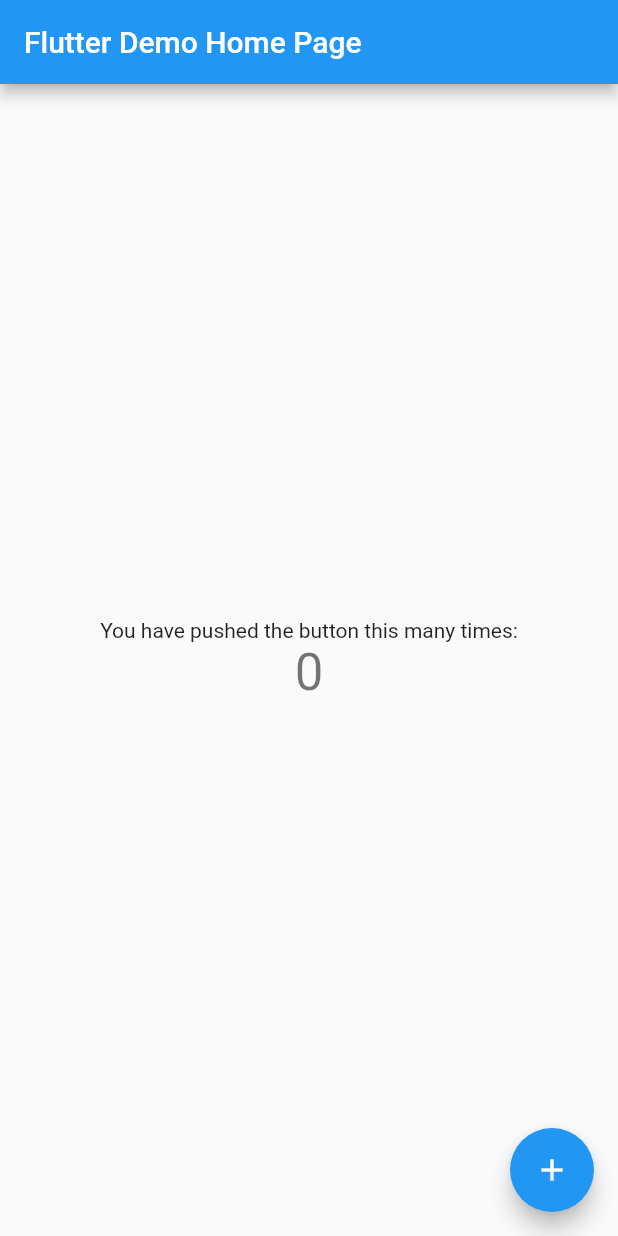
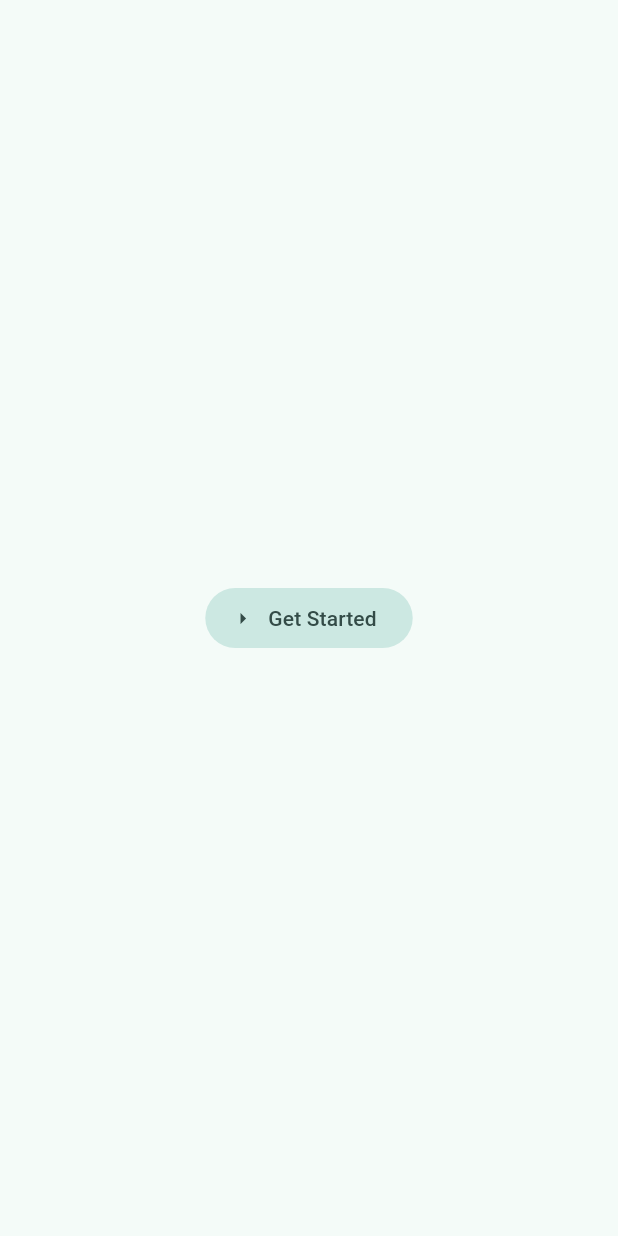
Before and after one commit to annqfelix/flutter-bulletproof-basic, a Flutter app: the screen it shows after launch, on a phone screen of 412 x 824 dp. Run offline on Flutter 3.47's test engine with Material 2 defaults, Android fonts, the phone set to English and light mode, and no system bars; our stand-ins replace go_router.

Commit message:
feat: setup go_router

```diff
--- /dev/null
+++ b/lib/app.dart
@@ -0,0 +1,26 @@
+import 'package:flutter/material.dart';
+
+import 'router.dart';
+
+class RootApplication extends StatefulWidget {
+  const RootApplication({super.key});
+
+  @override
+  State<RootApplication> createState() => _RootApplicationState();
+}
+
+class _RootApplicationState extends State<RootApplication> {
+  @override
+  Widget build(BuildContext context) {
+    return MaterialApp.router(
+      routerConfig: rootRouter,
+      debugShowCheckedModeBanner: false,
+      theme: ThemeData(
+        colorScheme: ColorScheme.fromSeed(
+          seedColor: Colors.teal,
+        ),
+        useMaterial3: true,
+      ),
+    );
+  }
+}
--- /dev/null
+++ b/lib/features/auth/index.dart
@@ -0,0 +1,2 @@
+export 'pages/index.dart';
+export 'routes.dart';
--- /dev/null
+++ b/lib/features/auth/pages/index.dart
@@ -0,0 +1 @@
+export 'login_page.dart';
--- /dev/null
+++ b/lib/features/auth/pages/login_page.dart
@@ -0,0 +1,26 @@
+import 'package:flutter/material.dart';
+import 'package:go_router/go_router.dart';
+
+import '../../todo/index.dart';
+
+class LoginPage extends StatelessWidget {
+  static const routeName = 'auth/login';
+  static const routePath = 'login';
+
+  const LoginPage({super.key});
+
+  @override
+  Widget build(BuildContext context) {
+    return Scaffold(
+      body: Center(
+        child: FilledButton.tonalIcon(
+          onPressed: () {
+            context.goNamed(TodoListingPage.routeName);
+          },
+          icon: const Icon(Icons.arrow_right),
+          label: const Text('Get Started'),
+        ),
+      ),
+    );
+  }
+}
--- /dev/null
+++ b/lib/features/todo/index.dart
@@ -0,0 +1,2 @@
+export 'pages/index.dart';
+export 'routes.dart';
--- /dev/null
+++ b/lib/features/todo/pages/index.dart
@@ -0,0 +1 @@
+export 'todo_listing_page.dart';
--- a/lib/main.dart
+++ b/lib/main.dart
@@ -1,115 +1,7 @@
 import 'package:flutter/material.dart';
 
+import 'app.dart';
+
 void main() {
-  runApp(const MyApp());
+  runApp(const RootApplication());
 }
-
-class MyApp extends StatelessWidget {
-  const MyApp({super.key});
-
-  // This widget is the root of your application.
-  @override
-  Widget build(BuildContext context) {
-    return MaterialApp(
-      title: 'Flutter Demo',
-      theme: ThemeData(
-        // This is the theme of your application.
-        //
-        // Try running your application with "flutter run". You'll see the
-        // application has a blue toolbar. Then, without quitting the app, try
-        // changing the primarySwatch below to Colors.green and then invoke
-        // "hot reload" (press "r" in the console where you ran "flutter run",
-        // or simply save your changes to "hot reload" in a Flutter IDE).
-        // Notice that the counter didn't reset back to zero; the application
-        // is not restarted.
-        primarySwatch: Colors.blue,
-      ),
-      home: const MyHomePage(title: 'Flutter Demo Home Page'),
-    );
-  }
-}
-
-class MyHomePage extends StatefulWidget {
-  const MyHomePage({super.key, required this.title});
-
-  // This widget is the home page of your application. It is stateful, meaning
-  // that it has a State object (defined below) that contains fields that affect
-  // how it looks.
-
-  // This class is the configuration for the state. It holds the values (in this
-  // case the title) provided by the parent (in this case the App widget) and
-  // used by the build method of the State. Fields in a Widget subclass are
-  // always marked "final".
-
-  final String title;
-
-  @override
-  State<MyHomePage> createState() => _MyHomePageState();
-}
-
-class _MyHomePageState extends State<MyHomePage> {
-  int _counter = 0;
-
-  void _incrementCounter() {
-    setState(() {
-      // This call to setState tells the Flutter framework that something has
-      // changed in this State, which causes it to rerun the build method below
-      // so that the display can reflect the updated values. If we changed
-      // _counter without calling setState(), then the build method would not be
-      // called again, and so nothing would appear to happen.
-      _counter++;
-    });
-  }
-
-  @override
-  Widget build(BuildContext context) {
-    // This method is rerun every time setState is called, for instance as done
-    // by the _incrementCounter method above.
-    //
-    // The Flutter framework has been optimized to make rerunning build methods
-    // fast, so that you can just rebuild anything that needs updating rather
-    // than having to individually change instances of widgets.
-    return Scaffold(
-      appBar: AppBar(
-        // Here we take the value from the MyHomePage object that was created by
-        // the App.build method, and use it to set our appbar title.
-        title: Text(widget.title),
-      ),
-      body: Center(
-        // Center is a layout widget. It takes a single child and positions it
-        // in the middle of the parent.
-        child: Column(
-          // Column is also a layout widget. It takes a list of children and
-          // arranges them vertically. By default, it sizes itself to fit its
-          // children horizontally, and tries to be as tall as its parent.
-          //
-          // Invoke "debug painting" (press "p" in the console, choose the
-          // "Toggle Debug Paint" action from the Flutter Inspector in Android
-          // Studio, or the "Toggle Debug Paint" command in Visual Studio Code)
-          // to see the wireframe for each widget.
-          //
-          // Column has various properties to control how it sizes itself and
-          // how it positions its children. Here we use mainAxisAlignment to
-          // center the children vertically; the main axis here is the vertical
-          // axis because Columns are vertical (the cross axis would be
-          // horizontal).
-          mainAxisAlignment: MainAxisAlignment.center,
-          children: <Widget>[
-            const Text(
-              'You have pushed the button this many times:',
-            ),
-            Text(
-              '$_counter',
-              style: Theme.of(context).textTheme.headline4,
-            ),
-          ],
-        ),
-      ),
-      floatingActionButton: FloatingActionButton(
-        onPressed: _incrementCounter,
-        tooltip: 'Increment',
-        child: const Icon(Icons.add),
-      ), // This trailing comma makes auto-formatting nicer for build methods.
-    );
-  }
-}
--- /dev/null
+++ b/lib/router.dart
@@ -0,0 +1,21 @@
+import 'package:flutter/material.dart';
+import 'package:go_router/go_router.dart';
+
+import 'features/todo/index.dart' as feat_todo;
+import 'features/auth/index.dart' as feat_auth;
+
+final GoRouter rootRouter = GoRouter(
+  debugLogDiagnostics: true,
+  routes: <RouteBase>[
+    GoRoute(
+      path: '/',
+      builder: (context, state) => Container(),
+      redirect: (context, state) =>
+          state.fullPath == '/' ? '/auth/login' : null,
+      routes: <RouteBase>[
+        feat_auth.setupRoutes(),
+        feat_todo.setupRoutes(),
+      ],
+    ),
+  ],
+);
```
Also changed, not shown: lib/features/auth/routes.dart (added, +21 -0 lines), lib/features/todo/pages/todo_detail_page.dart (added, +25 -0 lines), lib/features/todo/pages/todo_listing_page.dart (added, +24 -0 lines), lib/features/todo/routes.dart (added, +22 -0 lines), pubspec.yaml (+3 -4 lines), pubspec.lock, 2 other files.
